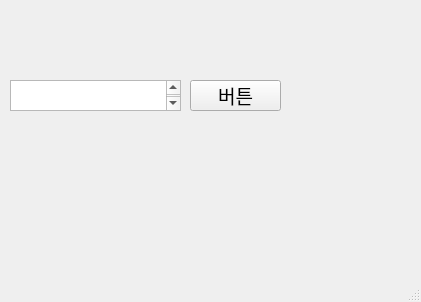
Before: the Qt Designer form main_windows.ui in Jelly6489/Test, drawn with Qt 5.
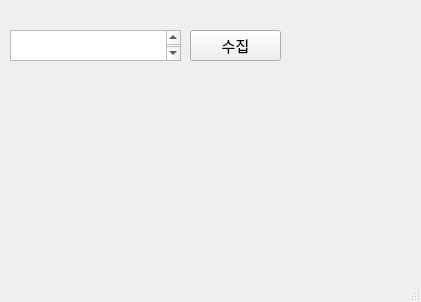
After: the same form once the commit is applied.

Patch:
```diff
--- a/main_windows.ui
+++ b/main_windows.ui
@@ -18,26 +18,26 @@
     <property name="geometry">
      <rect>
       <x>190</x>
-      <y>80</y>
+      <y>30</y>
       <width>91</width>
       <height>31</height>
      </rect>
     </property>
     <property name="font">
      <font>
-      <family>Agency FB</family>
-      <pointsize>14</pointsize>
+      <family>맑은 고딕</family>
+      <pointsize>11</pointsize>
      </font>
     </property>
     <property name="text">
-     <string>버튼</string>
+     <string>수집</string>
     </property>
    </widget>
    <widget class="QTextEdit" name="textEdit">
     <property name="geometry">
      <rect>
       <x>10</x>
-      <y>80</y>
+      <y>30</y>
       <width>171</width>
       <height>31</height>
      </rect>
```
